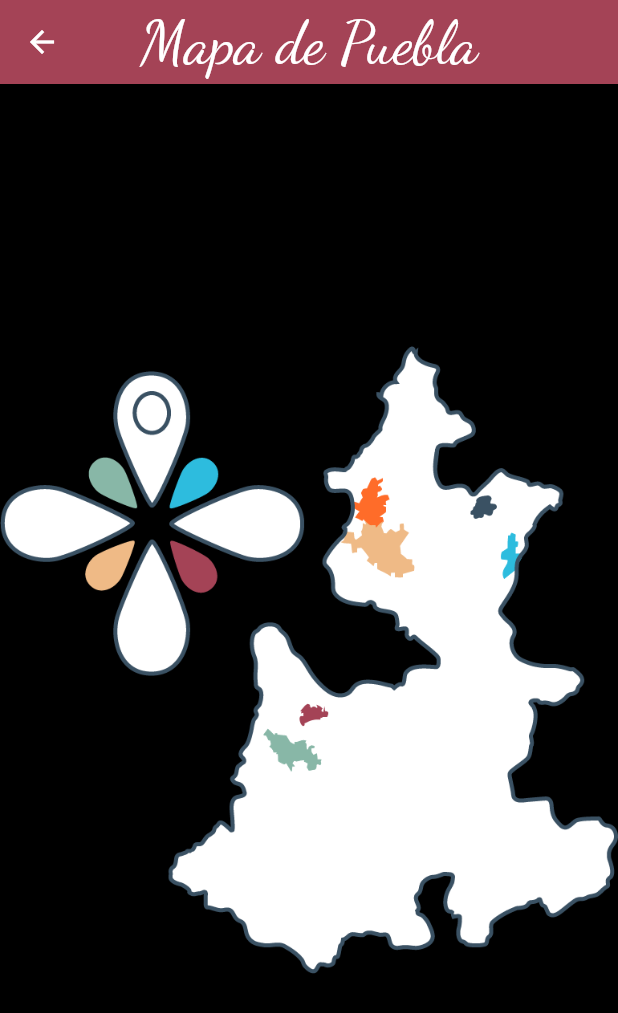
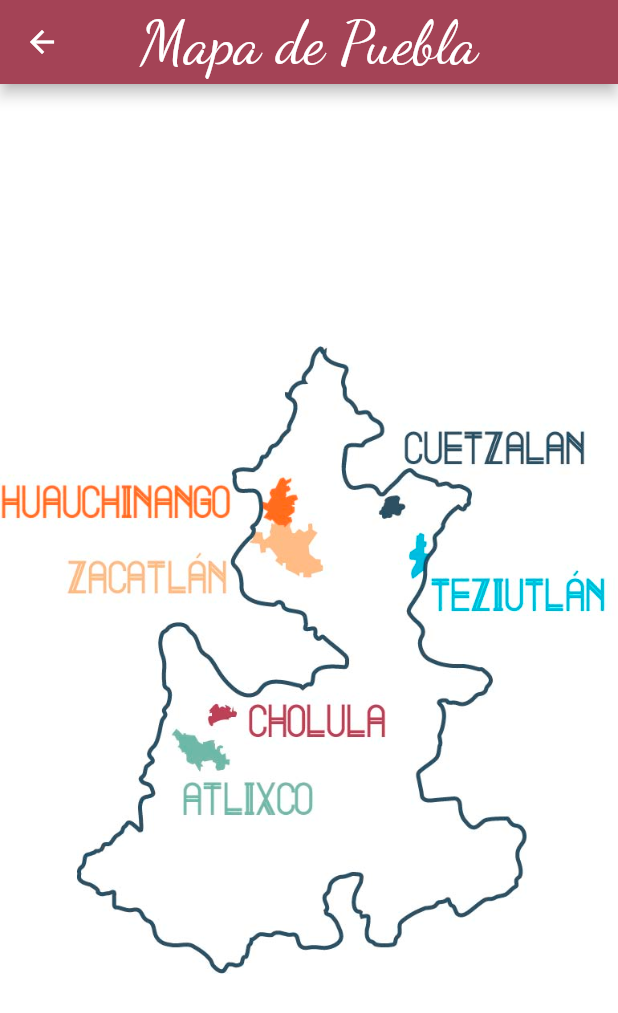
Before and after one commit to gpjrr/Puebleando, a Flutter app: the Mapa screen opened by its route, on a phone screen of 412 x 824 dp. Shown: the top 1013 px of the screen. Run offline on Flutter 3.47's test engine with Material 2 defaults, Android fonts, the phone set to English and light mode, and no system bars; drawn by our look-alikes of photo_view; our stand-ins replace flutter_spinkit; statements that could not run were skipped.

Commit message:
finally madafaca

```diff
--- a/lib/Home.dart
+++ b/lib/Home.dart
@@ -57,7 +57,7 @@ class _HomeState extends State<Home> {
         //shadowColor: Colors.redAccent,
         centerTitle: true,
           title: Text(
-          "Pueblando",
+          "Puebleando",
           style: TextStyle(
               fontSize: 40,
               fontFamily: 'DancingScript-Regular'
@@ -170,7 +170,7 @@ class _HomeState extends State<Home> {
           ///fotoo
           SizedBox(height: 30,width: 30,),
           Text(
-            "Queremos brindarte está app, para que encuentres los mejores lugares en Puebla, y pases un tiempo muy bueno viajando a traves de Puebla",
+            "Hola bienvenido a Puebleando, una aplicación dedicada a los turistas que buscan tener una aventura mágica recorriendo los distintos pueblos mágicos de Puebla.",
             style: TextStyle(
               fontSize: 20,
               fontFamily: 'Adventure 400',
--- a/lib/Mapa.dart
+++ b/lib/Mapa.dart
@@ -28,10 +28,15 @@ class _MapaState extends State<Mapa> {
           )
       ),
       body: SafeArea(
+
               child: PhotoView(
-                imageProvider: AssetImage('fotos/mapatrans.png'),
+                imageProvider: AssetImage('fotos/mapapueN.jpg'),
+                backgroundDecoration: BoxDecoration(
+                  color: Colors.white
+                ),
               )
       ),
+      ///backgroundColor: Colors.red,
 
 
     );
```
Also changed, not shown: lib/VizorRestaurantes.dart (+7 -11 lines), pubspec.yaml (+7 -0 lines), fotos/Logo.png, fotos/mapaNtrans.png (added), fotos/mapapueN.jpg (added), pubspec.lock, 33 other files.
